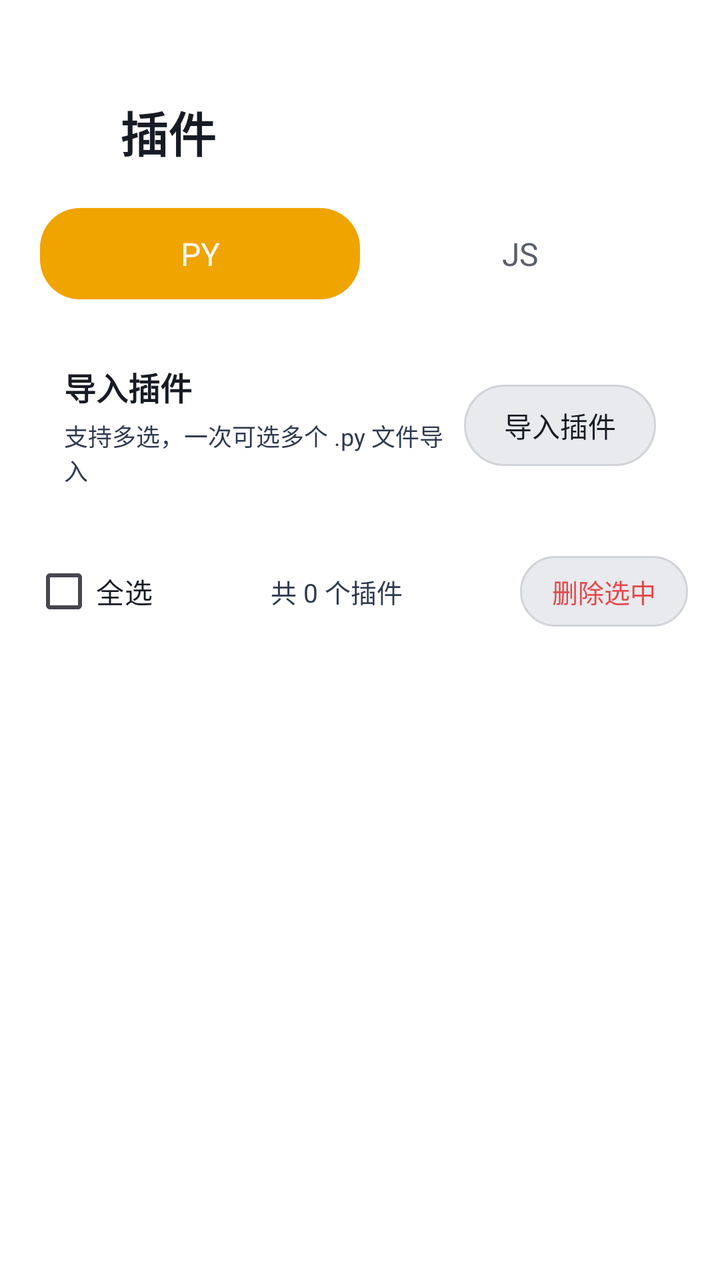
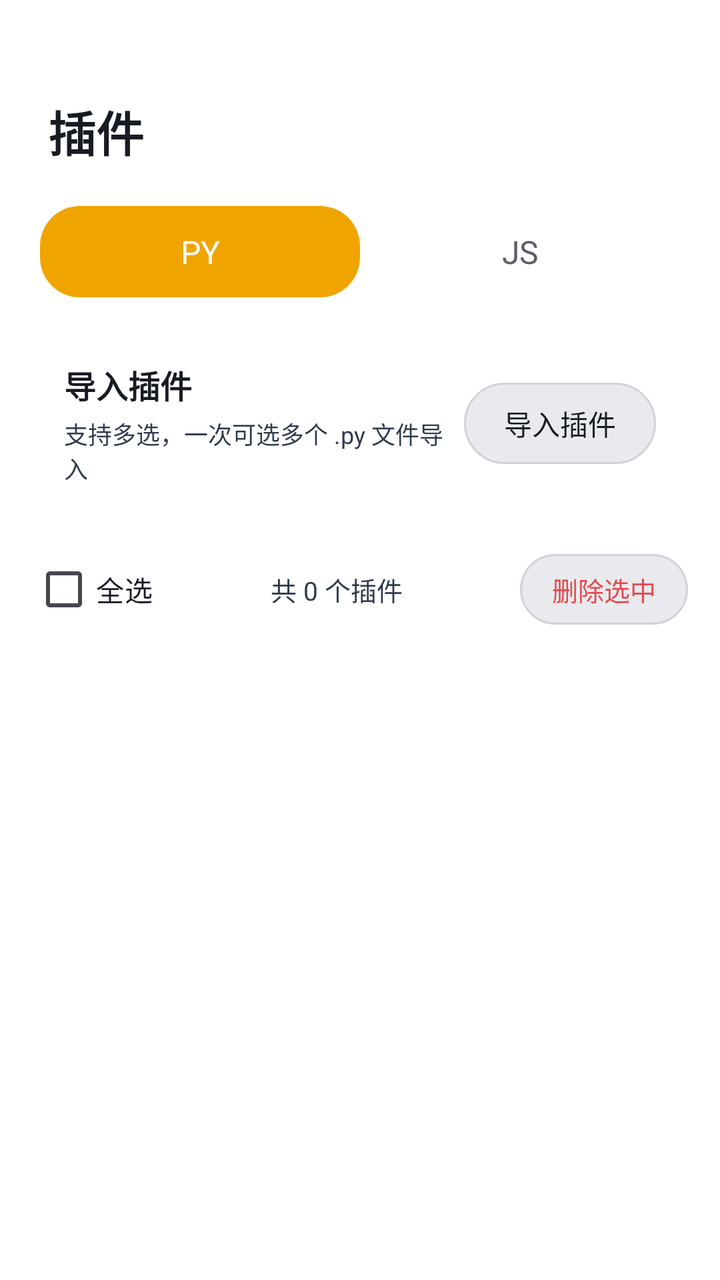

Two renders of the same Android screen: before a commit and after it. Below are the layout's source before the change and the commit's diff.
<!-- AndroidManifest.xml: another module's application theme Theme.App -->
<!-- res/layout/activity_plugin.xml -->
<?xml version="1.0" encoding="utf-8"?>
<ScrollView xmlns:android="http://schemas.android.com/apk/res/android"
    android:layout_width="match_parent"
    android:layout_height="match_parent"
    android:fitsSystemWindows="true"
    android:fillViewport="true">
    <LinearLayout
        android:layout_width="match_parent"
        android:layout_height="wrap_content"
        android:orientation="vertical"
        android:paddingLeft="16dp"
        android:paddingRight="16dp"
        android:paddingTop="48dp"
        android:paddingBottom="16dp">

        <LinearLayout
            android:layout_width="wrap_content"
            android:layout_height="wrap_content"
            android:orientation="horizontal"
            android:gravity="center_vertical"
            android:layout_marginBottom="16dp">
            <ImageView
                android:id="@+id/btn_back"
                android:layout_width="36dp"
                android:layout_height="36dp"
                android:src="@drawable/ic_control_back"
                android:background="?attr/selectableItemBackgroundBorderless"
                android:padding="8dp" />
            <TextView
                android:layout_width="wrap_content"
                android:layout_height="wrap_content"
                android:text="插件"
                android:textColor="#171B23"
                android:textSize="24sp"
                android:textStyle="bold"
                android:layout_marginStart="8dp" />
        </LinearLayout>

        <LinearLayout
            android:layout_width="match_parent"
            android:layout_height="wrap_content"
            android:background="@drawable/xc_setcard_v2"
            android:orientation="horizontal"
            android:padding="4dp"
            android:layout_marginBottom="12dp">
            <TextView
                android:id="@+id/tab_py"
                android:layout_width="0dp"
                android:layout_height="wrap_content"
                android:layout_weight="1"
                android:gravity="center"
                android:padding="12dp"
                android:text="PY"
                android:textSize="16sp"
                android:background="@drawable/seg_selected"
                android:textColor="#FFFFFF" />
            <TextView
                android:id="@+id/tab_js"
                android:layout_width="0dp"
                android:layout_height="wrap_content"
                android:layout_weight="1"
                android:gravity="center"
                android:padding="12dp"
                android:text="JS"
                android:textSize="16sp"
                android:textColor="#5A5F69" />
        </LinearLayout>

        <LinearLayout
            android:layout_width="match_parent"
            android:layout_height="wrap_content"
            android:background="@drawable/xc_setcard_v2"
            android:orientation="horizontal"
            android:gravity="center_vertical"
            android:padding="16dp"
            android:layout_marginBottom="12dp">
            <LinearLayout
                android:layout_width="0dp"
                android:layout_height="wrap_content"
                android:layout_weight="1"
                android:orientation="vertical">
                <TextView
                    android:layout_width="wrap_content"
                    android:layout_height="wrap_content"
                    android:text="导入插件"
                    android:textColor="#171B23"
                    android:textSize="16sp"
                    android:textStyle="bold" />
                <TextView
                    android:layout_width="wrap_content"
                    android:layout_height="wrap_content"
                    android:text="支持多选，一次可选多个 .py 文件导入"
                    android:textColor="#2E3A4E"
                    android:textSize="12sp"
                    android:layout_marginTop="4dp" />
            </LinearLayout>
            <TextView
                android:id="@+id/btn_import"
                android:layout_width="wrap_content"
                android:layout_height="wrap_content"
                android:background="@drawable/xc_capsule_btn"
                android:paddingLeft="20dp"
                android:paddingRight="20dp"
                android:paddingTop="10dp"
                android:paddingBottom="10dp"
                android:text="导入插件"
                android:textColor="#171B23"
                android:textSize="14sp" />
        </LinearLayout>

        <LinearLayout
            android:layout_width="match_parent"
            android:layout_height="wrap_content"
            android:orientation="horizontal"
            android:gravity="center_vertical"
            android:layout_marginBottom="8dp">
            <CheckBox
                android:id="@+id/cb_select_all"
                android:layout_width="wrap_content"
                android:layout_height="wrap_content"
                android:text="全选"
                android:textColor="#171B23"
                android:textSize="14sp" />
            <TextView
                android:id="@+id/tv_count"
                android:layout_width="0dp"
                android:layout_height="wrap_content"
                android:layout_weight="1"
                android:gravity="center"
                android:text="共 0 个插件"
                android:textColor="#2E3A4E"
                android:textSize="13sp" />
            <TextView
                android:id="@+id/btn_delete_selected"
                android:layout_width="wrap_content"
                android:layout_height="wrap_content"
                android:background="@drawable/xc_capsule_btn"
                android:paddingLeft="16dp"
                android:paddingRight="16dp"
                android:paddingTop="8dp"
                android:paddingBottom="8dp"
                android:text="删除选中"
                android:textColor="#E5484D"
                android:textSize="13sp" />
        </LinearLayout>

        <androidx.recyclerview.widget.RecyclerView
            android:id="@+id/rv_plugins"
            android:layout_width="match_parent"
            android:layout_height="wrap_content"
            android:nestedScrollingEnabled="false" />
    </LinearLayout>
</ScrollView>
<!-- resources referenced by this layout -->
<resources>
  <!-- drawable ic_control_back (drawable) -->
  <vector xmlns:android="http://schemas.android.com/apk/res/android"
      android:width="24dp"
      android:height="24dp"
      android:tint="@color/white"
      android:viewportWidth="24"
      android:viewportHeight="24">
      <path
          android:fillColor="@android:color/white"
          android:pathData="M17.77,3.77l-1.77,-1.77l-10,10l10,10l1.77,-1.77l-8.23,-8.23z" />
  </vector>
  <!-- drawable seg_selected (drawable) -->
  <?xml version="1.0" encoding="utf-8"?>
  <shape xmlns:android="http://schemas.android.com/apk/res/android" android:shape="rectangle">
  <corners android:radius="20dp"/>
  <solid android:color="#f0a400"/>
  </shape>
  <!-- drawable xc_capsule_btn (drawable) -->
  <?xml version="1.0" encoding="utf-8"?>
  <shape xmlns:android="http://schemas.android.com/apk/res/android"
      android:shape="rectangle">
      <corners android:radius="20dp" />
      <solid android:color="#E8EAED" />
      <stroke android:width="1dp" android:color="#D0D3D8" />
  </shape>
  <!-- drawable xc_setcard_v2 (drawable) -->
  <?xml version="1.0" encoding="utf-8"?>
  <shape xmlns:android="http://schemas.android.com/apk/res/android" android:shape="rectangle">
      <corners android:radius="10dp" />
      <solid android:color="#57FFFFFF" />
      <stroke android:width="1dp" android:color="#61FFFFFF" />
  </shape>
  <style name="Theme.App" parent="Theme.XingChen" />
  <color name="white">#FFFFFF</color>
  <style name="Theme.XingChen" parent="Theme.Material3.DayNight.NoActionBar">
          <item name="android:windowBackground">@android:color/transparent</item>
                <item name="android:colorBackground">@android:color/transparent</item>
          <item name="colorPrimary">#f0a400</item>
          <item name="colorPrimaryVariant">#c07f00</item>
          <item name="colorOnPrimary">@android:color/white</item>
      </style>
</resources>

<!-- the commit's change to res/layout/activity_plugin.xml (unified diff, before → after) -->
@@ -19,13 +19,6 @@
             android:orientation="horizontal"
             android:gravity="center_vertical"
             android:layout_marginBottom="16dp">
-            <ImageView
-                android:id="@+id/btn_back"
-                android:layout_width="36dp"
-                android:layout_height="36dp"
-                android:src="@drawable/ic_control_back"
-                android:background="?attr/selectableItemBackgroundBorderless"
-                android:padding="8dp" />
             <TextView
                 android:layout_width="wrap_content"
                 android:layout_height="wrap_content"
<!-- resource entries referenced after the edit -->
@@ -1,16 +1,5 @@
 <!-- resources referenced by this layout -->
 <resources>
-  <!-- drawable ic_control_back (drawable) -->
-  <vector xmlns:android="http://schemas.android.com/apk/res/android"
-      android:width="24dp"
-      android:height="24dp"
-      android:tint="@color/white"
-      android:viewportWidth="24"
-      android:viewportHeight="24">
-      <path
-          android:fillColor="@android:color/white"
-          android:pathData="M17.77,3.77l-1.77,-1.77l-10,10l10,10l1.77,-1.77l-8.23,-8.23z" />
-  </vector>
   <!-- drawable seg_selected (drawable) -->
   <?xml version="1.0" encoding="utf-8"?>
   <shape xmlns:android="http://schemas.android.com/apk/res/android" android:shape="rectangle">
@@ -33,7 +22,6 @@
       <stroke android:width="1dp" android:color="#61FFFFFF" />
   </shape>
   <style name="Theme.App" parent="Theme.XingChen" />
-  <color name="white">#FFFFFF</color>
   <style name="Theme.XingChen" parent="Theme.Material3.DayNight.NoActionBar">
           <item name="android:windowBackground">@android:color/transparent</item>
                 <item name="android:colorBackground">@android:color/transparent</item>
